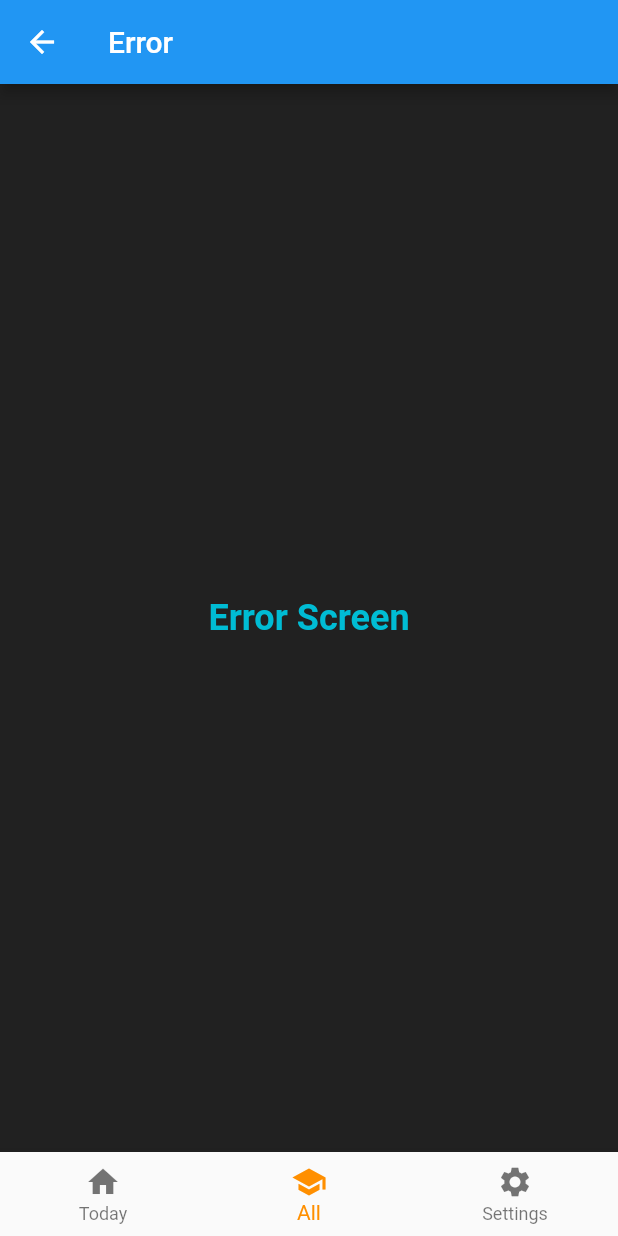
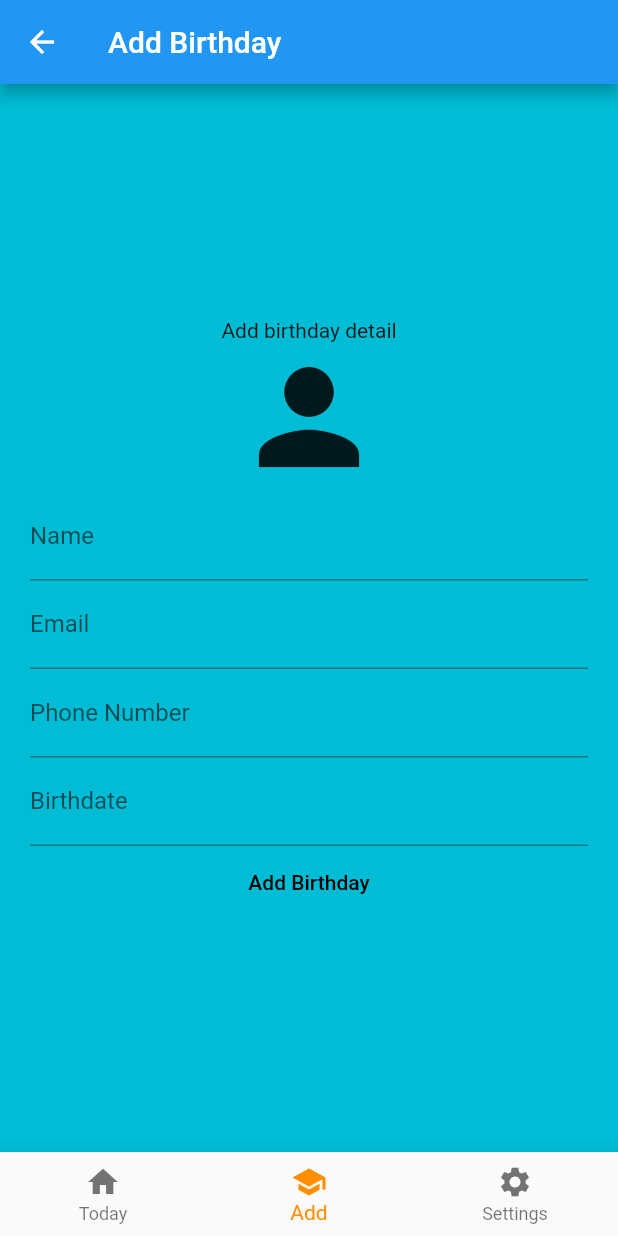
Before and after one commit to dipen-torinit/birthday-flutter, a Flutter app: the TabsScreen screen opened by its route, item 2 of the bottom bar chosen, on a phone screen of 412 x 824 dp. Run offline on Flutter 3.47's test engine with Material 2 defaults, Android fonts, the phone set to English and light mode, and no system bars; our stand-ins replace firebase_auth, firebase_core, firebase_database; accounts and stored records are empty.

Commit message:
Implemented add birthday screen

```diff
--- a/lib/navigation/tab_screen.dart
+++ b/lib/navigation/tab_screen.dart
@@ -1,3 +1,4 @@
+import 'package:birthday_flutter/screens/add_birthday_screen.dart';
 import 'package:birthday_flutter/screens/error_screen.dart';
 import 'package:birthday_flutter/screens/birthday_list_screen.dart';
 import 'package:birthday_flutter/screens/settings_screen.dart';
@@ -15,7 +16,7 @@ class TabsScreen extends StatefulWidget {
 class _TabsScreenState extends State<TabsScreen> {
   final List<Map<String, Object>> _pages = const [
     {"page": BirthdayListScreen(), "title": "Birthday List"},
-    {"page": ErrorScreen(), "title": "Error"},
+    {"page": AddBirthdayScreen(), "title": "Add Birthday"},
     {"page": SettingsScreen(), "title": "Settings"},
   ];
 
@@ -41,7 +42,7 @@ class _TabsScreenState extends State<TabsScreen> {
           ),
           BottomNavigationBarItem(
             icon: Icon(Icons.school),
-            label: 'All',
+            label: 'Add',
             backgroundColor: Colors.purple,
           ),
           BottomNavigationBarItem(
--- a/lib/providers/birthday_list.dart
+++ b/lib/providers/birthday_list.dart
@@ -5,6 +5,13 @@ import 'package:flutter/material.dart';
 
 enum BIRTHDAYSTATE {
   fetching,
+  success,
+  failed,
+}
+
+enum ADD_BIRTHDAY_STATE {
+  initial,
+  requesting,
   success,
   failed,
 }
@@ -19,7 +26,7 @@ class BirthdayList with ChangeNotifier {
     DatabaseReference ref = FirebaseDatabase.instance.ref("$uid/people");
     DatabaseEvent event = await ref.once();
     if (event.snapshot.exists) {
-      event.snapshot.children.forEach((element) {
+      for (var element in event.snapshot.children) {
         var val = element.value as Map;
         persons.add(Person(
             date: val['date'],
@@ -27,9 +34,36 @@ class BirthdayList with ChangeNotifier {
             image: val['image'],
             name: val['name'],
             phone: val['phone']));
-      });
+      }
     }
 
     notifyListeners();
   }
+
+  ADD_BIRTHDAY_STATE addResponse = ADD_BIRTHDAY_STATE.initial;
+
+  void addBirthday(image, name, email, phone, date) {
+    addResponse = ADD_BIRTHDAY_STATE.requesting;
+    notifyListeners();
+
+    //Added dummy delay to check the state changes
+    Future.delayed(const Duration(milliseconds: 1000), () async {
+      try {
+        var newItem = {
+          "image": image,
+          "name": name,
+          "email": email,
+          "phone": phone,
+          "date": date
+        };
+        var uid = FirebaseAuth.instance.currentUser!.uid;
+        var ref = FirebaseDatabase.instance.ref(uid + "/people");
+        await ref.push().set(newItem);
+        addResponse = ADD_BIRTHDAY_STATE.success;
+      } catch (e) {
+        addResponse = ADD_BIRTHDAY_STATE.failed;
+      }
+      notifyListeners();
+    });
+  }
 }
--- /dev/null
+++ b/lib/screens/add_birthday_screen.dart
@@ -0,0 +1,125 @@
+import 'package:birthday_flutter/providers/birthday_list.dart';
+import 'package:flutter/material.dart';
+import 'package:provider/provider.dart';
+
+class AddBirthdayScreen extends StatefulWidget {
+  static const routeName = "/AddBirthday";
+
+  const AddBirthdayScreen({Key? key}) : super(key: key);
+  @override
+  State<AddBirthdayScreen> createState() => _AddBirthdayScreenState();
+}
+
+class _AddBirthdayScreenState extends State<AddBirthdayScreen> {
+  TextEditingController nameController = TextEditingController();
+  TextEditingController emailController = TextEditingController();
+  TextEditingController phoneController = TextEditingController();
+  TextEditingController dateController = TextEditingController();
+
+  final _formKey = GlobalKey<FormState>();
+
+  @override
+  void initState() {
+    super.initState();
+  }
+
+  @override
+  Widget build(BuildContext context) {
+    return Scaffold(
+      body: Consumer<BirthdayList>(builder: (context, birthdayResponse, child) {
+        String progressState;
+        if (birthdayResponse.addResponse == ADD_BIRTHDAY_STATE.requesting) {
+          progressState = "Birthday request running";
+        } else if (birthdayResponse.addResponse == ADD_BIRTHDAY_STATE.success) {
+          progressState = "Birthday added successfully";
+        } else if (birthdayResponse.addResponse == ADD_BIRTHDAY_STATE.failed) {
+          progressState = "Request failed";
+        } else {
+          progressState = "Add birthday detail";
+        }
+        return Scaffold(
+          body: Container(
+            padding: const EdgeInsets.all(20),
+            color: Colors.cyan,
+            child: Form(
+              key: _formKey,
+              child: Column(
+                mainAxisAlignment: MainAxisAlignment.center,
+                crossAxisAlignment: CrossAxisAlignment.center,
+                children: [
+                  Text(progressState),
+                  const Icon(
+                    Icons.person,
+                    size: 100,
+                  ),
+                  TextFormField(
+                    controller: nameController,
+                    validator: (value) {
+                      if (value == null || value.isEmpty) {
+                        return 'Please enter name';
+                      }
+                      return null;
+                    },
+                    decoration: const InputDecoration(
+                        hintText: "Enter name", labelText: "Name"),
+                  ),
+                  TextFormField(
+                    controller: emailController,
+                    validator: (value) {
+                      if (value == null || value.isEmpty) {
+                        return 'Please enter email';
+                      }
+                      return null;
+                    },
+                    decoration: const InputDecoration(
+                        hintText: "Enter email", labelText: "Email"),
+                  ),
+                  TextFormField(
+                    controller: phoneController,
+                    validator: (value) {
+                      if (value == null || value.isEmpty) {
+                        return 'Please enter phone number';
+                      }
+                      return null;
+                    },
+                    decoration: const InputDecoration(
+                        hintText: "Enter phone number",
+                        labelText: "Phone Number"),
+                  ),
+                  TextFormField(
+                    controller: dateController,
+                    validator: (value) {
+                      if (value == null || value.isEmpty) {
+                        return 'Please enter birthdate';
+                      }
+                      return null;
+                    },
+                    decoration: const InputDecoration(
+                        hintText: "Enter birthdate(DD/MM/YYYY)",
+                        labelText: "Birthdate"),
+                  ),
+                  TextButton(
+                      child: const Text(
+                        'Add Birthday',
+                        style: TextStyle(color: Colors.black),
+                      ),
+                      onPressed: () async {
+                        if (_formKey.currentState!.validate()) {
+                          Provider.of<BirthdayList>(context, listen: false)
+                              .addBirthday(
+                                  "",
+                                  nameController.text,
+                                  emailController.text,
+                                  phoneController.text,
+                                  dateController.text);
+                        }
+                      }),
+                ],
+              ),
+            ),
+          ),
+        );
+      }),
+    );
+  }
+}
```
